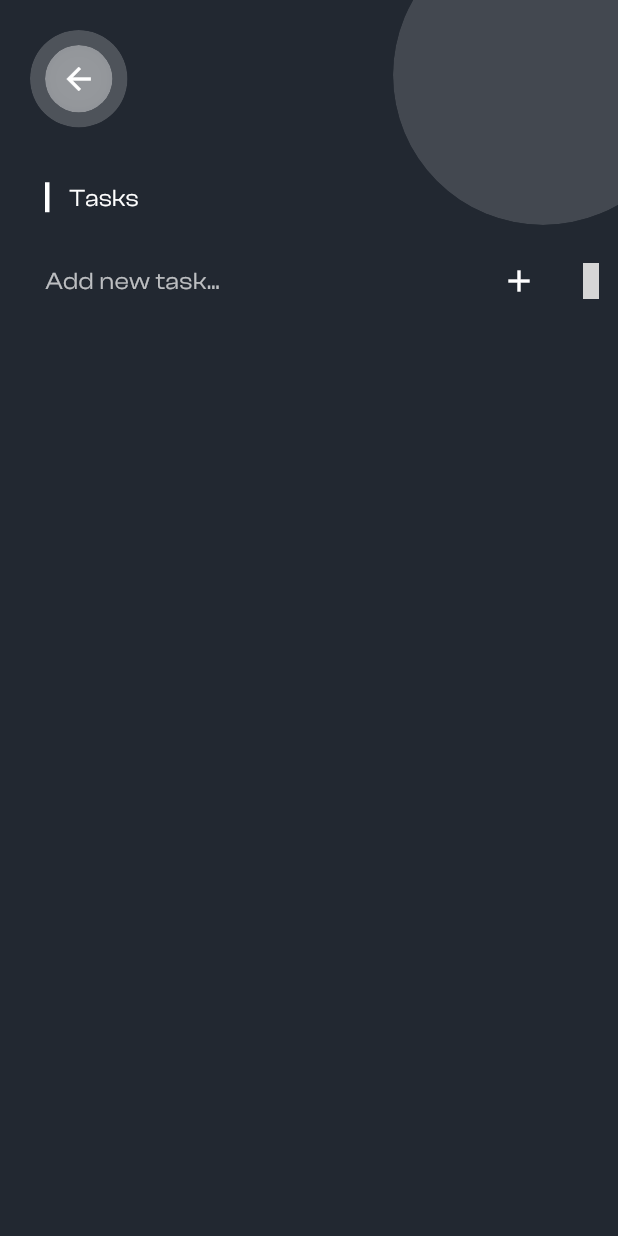
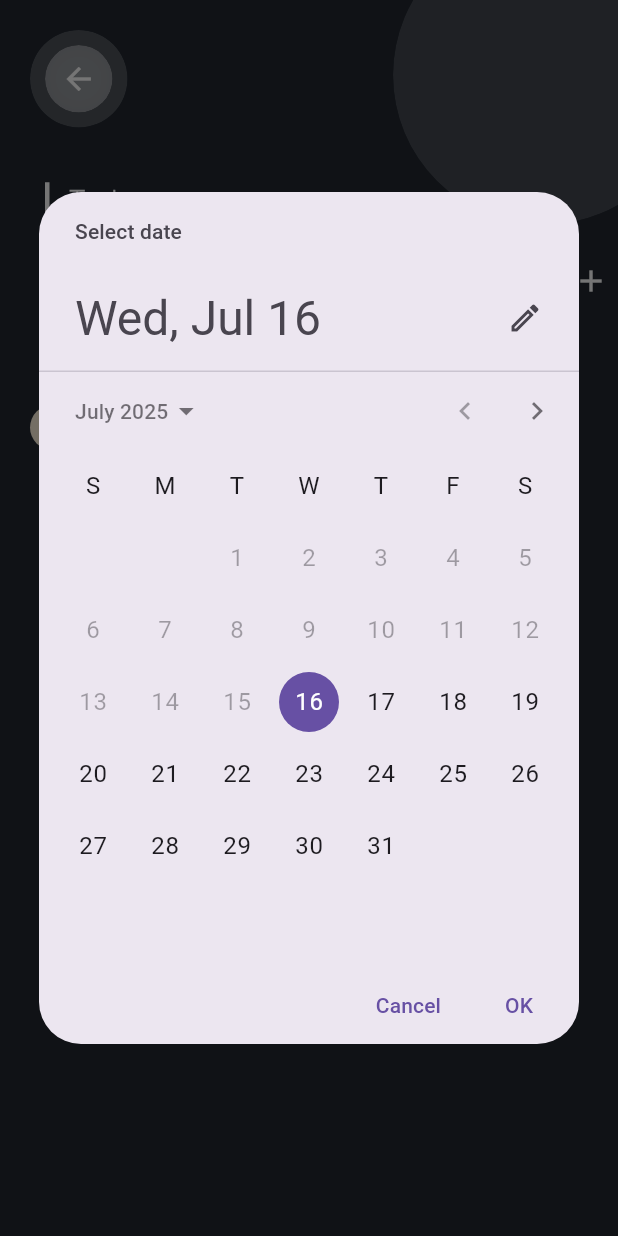
Before and after one commit to smilingmajid/todolistapp, a Flutter app: the TaskScreen screen opened directly with empty values, after a tap on an icon or button, on a phone screen of 412 x 824 dp. Run offline on Flutter 3.47's test engine with Material 3 defaults, Android fonts, the phone set to English and light mode, and no system bars; our stand-ins replace animated_text_kit, get, iconsax; missing offline and left inert: random_avatar; grey boxes are pictures that could not be loaded.

Commit message:
task Status widget created

```diff
--- a/lib/core/widgets/select_date_widget.dart
+++ b/lib/core/widgets/select_date_widget.dart
@@ -2,6 +2,8 @@
 import 'package:flutter/material.dart';
 
 import 'package:iconsax/iconsax.dart';
+
+import '../../controllers/date_controller.dart';
 
 Widget selectDateWidget(BuildContext context, DateController dateController) {
   return IconButton(
--- /dev/null
+++ b/lib/core/widgets/task_status_widget.dart
@@ -0,0 +1,40 @@
+import 'package:flutter/material.dart';
+
+
+Widget taskStatusWidget(Color statusColor,Color bgColor ,int length,String title) {
+  return Row(
+    children: [
+      Container(
+        width: 30,
+        height: 30,
+        decoration: BoxDecoration(
+          color:bgColor, //Colors.orange[50],
+          shape: BoxShape.circle,
+        ),
+        child: Center(
+          child: Text(
+            //activeTasks
+            '$length',
+            style: TextStyle(
+              color: statusColor,
+              fontSize: 16,
+              fontWeight: FontWeight.w800,
+              //letterSpacing: 1.2,
+            ),
+          ),
+        ),
+      ),
+      SizedBox(width: 20),
+      Text(
+        title,
+        //'In Progress',
+        style: TextStyle(
+          color: Colors.grey[800],
+          fontSize: 16,
+          fontWeight: FontWeight.w600,
+          letterSpacing: 1.2,
+        ),
+      ),
+    ],
+  );
+}
--- a/lib/screens/task_screen.dart
+++ b/lib/screens/task_screen.dart
@@ -1,11 +1,15 @@
 import 'package:flutter/material.dart';
 import 'package:get/get.dart';
-import 'package:iconsax/iconsax.dart';
+
 import 'package:todolistapp/controllers/task_controller.dart';
+import 'package:todolistapp/core/widgets/select_date_widget.dart';
 import 'package:todolistapp/models/task_model.dart';
+import '../controllers/date_controller.dart';
 import '../controllers/theme_controller.dart';
 import '../core/app_colors.dart';
+import '../core/widgets/empty_widget.dart';
 import '../core/widgets/glass_circle_widget.dart';
+import '../core/widgets/task_status_widget.dart';
 import '../core/widgets/text_widget.dart';
 import '../models/project_model.dart';
 
@@ -19,6 +23,9 @@ class TaskScreen extends StatelessWidget {
     bool isDark = Get.find<ThemeController>().isDark.value;
     TextEditingController addTaskController = TextEditingController();
     var taskController = Get.find<TaskController>();
+    var dateController = Get.find<DateController>();
+        final activeTasks = taskController.tasks.where((task) => !task.isDone).toList();
+    final completedTasks = taskController.tasks.where((task) => task.isDone).toList();
     return Scaffold(
       backgroundColor:
           isDark
@@ -121,15 +128,22 @@ class TaskScreen extends StatelessWidget {
                             ),
                           ),
                         ),
+
+                        selectDateWidget(context, dateController),
                         IconButton(
                           onPressed: () {
-                            taskController.addTask(TaskModel(title: addTaskController.text, deadline: deadline))
+                            taskController.addTask(
+                              TaskModel(
+                                title: addTaskController.text,
+                                deadline: dateController.selectedDate,
+                              ),
+                            );
+                            /*
+                            print(addTaskController.text);
+                            print(dateController.selectedDate);
+                            */
                           },
                           icon: Icon(Icons.add, color: Colors.white),
-                        ),
-                        IconButton(
-                          onPressed: () {},
-                          icon: Icon(Iconsax.calendar, color: Colors.white),
                         ),
                       ],
                     ),
@@ -150,6 +164,69 @@ class TaskScreen extends StatelessWidget {
                       topRight: Radius.circular(30),
                     ),
                   ),
+                  child: ListView(
+                        padding: const EdgeInsets.all(20),
+                        children: [
+                          // Active tasks
+                          taskStatusWidget(
+                            Colors.orange,
+                            const Color.fromARGB(255, 253, 239, 218),
+
+                            activeTasks.length,
+                            'In Progress Task',
+                          ),
+                          const SizedBox(height: 20),
+                          ...activeTasks.map(
+                            (task) => buildTaskItemWidget(task, taskController),
+                          ),
+
+                          // Divider
+                          if (completedTasks.isNotEmpty) ...[
+                            const SizedBox(height: 30),
+                            Container(
+                              height: 2,
+                              color: Colors.grey[100],
+                              margin: const EdgeInsets.symmetric(
+                                horizontal: 20,
+                              ),
+                            ),
+                            const SizedBox(height: 30),
+
+                            // Completed tasks
+                            taskStatusWidget(
+                              Colors.green,
+                              const Color.fromARGB(255, 232, 245, 233),
+
+                              completedTasks.length,
+                              'Completed Task',
+                            ),
+
+                            const SizedBox(height: 20),
+
+                            ...completedTasks.map(
+                              (task) => buildTaskItemWidget(
+                                task,
+                                taskController,
+                              ), //_buildTaskItem(task),
+                            ),
+                          ],
+                        ],
+                      ),
+                  /*Column(
+                    children: [
+                      Expanded(
+                        child: Obx(
+                          () =>
+                              taskController.tasks.isEmpty
+                                  ? emptyWidget()
+                                  : Text(
+                                    taskController.tasks[0].title,
+                                    style: TextStyle(color: Colors.white),
+                                  ),
+                        ),
+                      ),
+                    ],
+                  ),*/
                 ),
               ),
             ],
```
